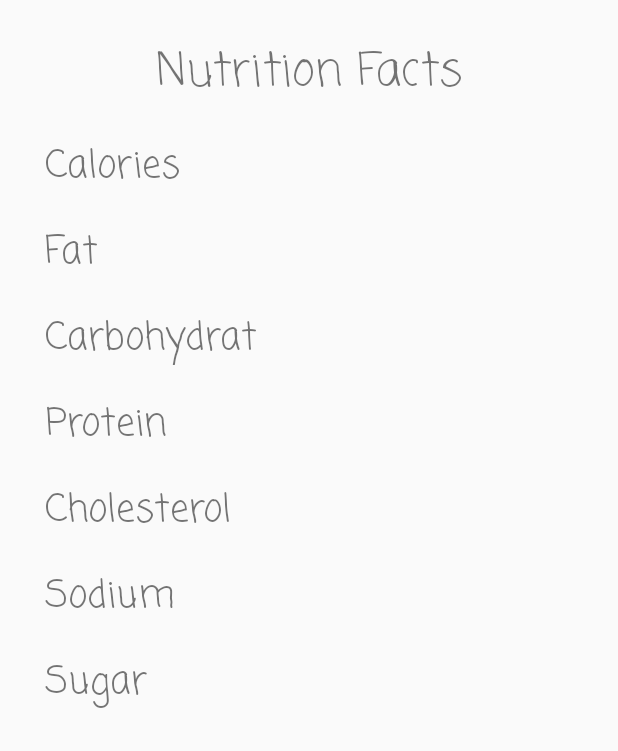
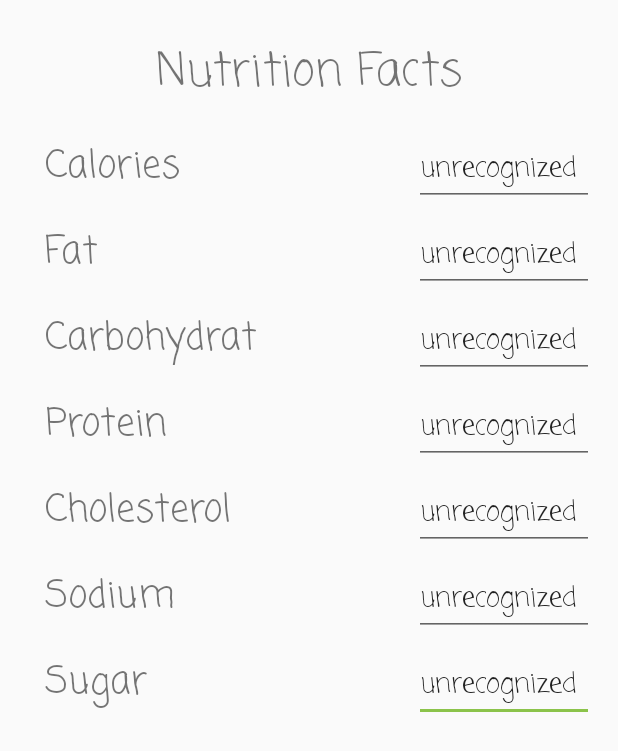
Before and after one commit to AugustineJeong/The-Calorie-Tracking-App, an Android app: the ProgramActivity screen opened directly, with no data from a screen before it, on a phone screen of 412 x 824 dp. Shown: the top 751 px of the screen. Run offline under Robolectric (Android 15) with nearby library versions, the phone set to English and light mode, and no system bars; libraries missing offline, so code that uses them is left out: com.google.firebase.ml; 4 statements that could not run were skipped.

Commit message:
Added Plain Text boxes to the generated Nutrition Facts table.

```diff
--- a/app/src/main/java/com/example/the_calories_tracking_app/ProgramActivity.java
+++ b/app/src/main/java/com/example/the_calories_tracking_app/ProgramActivity.java
@@ -56,8 +56,8 @@ public class ProgramActivity extends AppCompatActivity {
             System.out.println("Firebase image fail");
         }
 
-        ImageView imageView = findViewById(R.id.imageView3);
-        imageView.setImageBitmap(bitmap);
+//        ImageView imageView = findViewById(R.id.imageView3);
+//        imageView.setImageBitmap(bitmap);
 
         if (image != null) {
             FirebaseVisionTextRecognizer recognizer = FirebaseVision.getInstance()
--- a/app/src/main/res/layout/activity_program.xml
+++ b/app/src/main/res/layout/activity_program.xml
@@ -5,6 +5,78 @@
     android:layout_width="match_parent"
     android:layout_height="match_parent"
     tools:context=".ProgramActivity">
+
+    <EditText
+        android:id="@+id/editText7"
+        android:layout_width="120dp"
+        android:layout_height="48dp"
+        android:layout_marginEnd="16dp"
+        android:ems="10"
+        android:fontFamily="casual"
+        android:inputType="textPersonName"
+        android:text="unrecognized"
+        app:layout_constraintBaseline_toBaselineOf="@+id/sugar"
+        app:layout_constraintEnd_toEndOf="parent" />
+
+    <EditText
+        android:id="@+id/editText5"
+        android:layout_width="120dp"
+        android:layout_height="48dp"
+        android:layout_marginEnd="16dp"
+        android:ems="10"
+        android:fontFamily="casual"
+        android:inputType="textPersonName"
+        android:text="unrecognized"
+        app:layout_constraintBaseline_toBaselineOf="@+id/protein"
+        app:layout_constraintEnd_toEndOf="parent" />
+
+    <EditText
+        android:id="@+id/editText4"
+        android:layout_width="120dp"
+        android:layout_height="48dp"
+        android:layout_marginEnd="16dp"
+        android:ems="10"
+        android:fontFamily="casual"
+        android:inputType="textPersonName"
+        android:text="unrecognized"
+        app:layout_constraintBaseline_toBaselineOf="@+id/cholesterol"
+        app:layout_constraintEnd_toEndOf="parent" />
+
+    <EditText
+        android:id="@+id/editText6"
+        android:layout_width="120dp"
+        android:layout_height="48dp"
+        android:layout_marginEnd="16dp"
+        android:ems="10"
+        android:fontFamily="casual"
+        android:inputType="textPersonName"
+        android:text="unrecognized"
+        app:layout_constraintBaseline_toBaselineOf="@+id/sodium"
+        app:layout_constraintEnd_toEndOf="parent" />
+
+    <EditText
+        android:id="@+id/editText3"
+        android:layout_width="120dp"
+        android:layout_height="48dp"
+        android:layout_marginEnd="16dp"
+        android:ems="10"
+        android:fontFamily="casual"
+        android:inputType="textPersonName"
+        android:text="unrecognized"
+        app:layout_constraintBaseline_toBaselineOf="@+id/carbohydrate"
+        app:layout_constraintEnd_toEndOf="parent" />
+
+    <EditText
+        android:id="@+id/editText2"
+        android:layout_width="120dp"
+        android:layout_height="48dp"
+        android:layout_marginEnd="16dp"
+        android:ems="10"
+        android:fontFamily="casual"
+        android:inputType="textPersonName"
+        android:text="unrecognized"
+        app:layout_constraintBaseline_toBaselineOf="@+id/calories"
+        app:layout_constraintEnd_toEndOf="parent" />
 
     <TextView
         android:id="@+id/sugar"
@@ -102,4 +174,16 @@
         android:textSize="25dp"
         app:layout_constraintStart_toStartOf="parent"
         app:layout_constraintTop_toBottomOf="@+id/Title" />
+
+    <EditText
+        android:id="@+id/editText"
+        android:layout_width="120dp"
+        android:layout_height="48dp"
+        android:layout_marginEnd="16dp"
+        android:ems="10"
+        android:fontFamily="casual"
+        android:inputType="textPersonName"
+        android:text="unrecognized"
+        app:layout_constraintBaseline_toBaselineOf="@+id/fat"
+        app:layout_constraintEnd_toEndOf="parent" />
 </androidx.constraintlayout.widget.ConstraintLayout>
```
